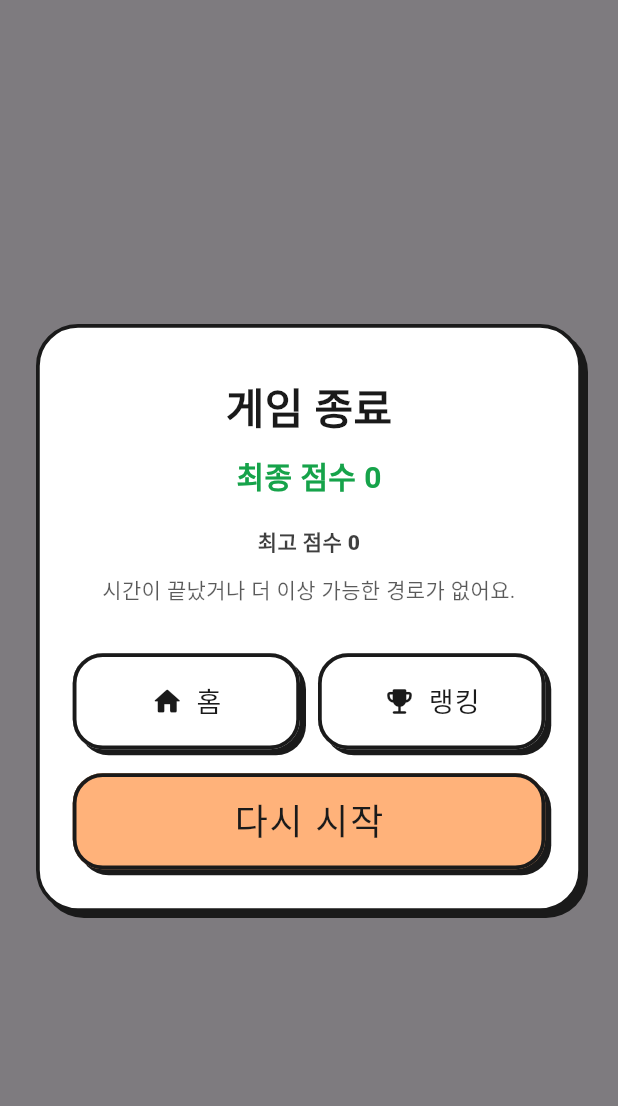
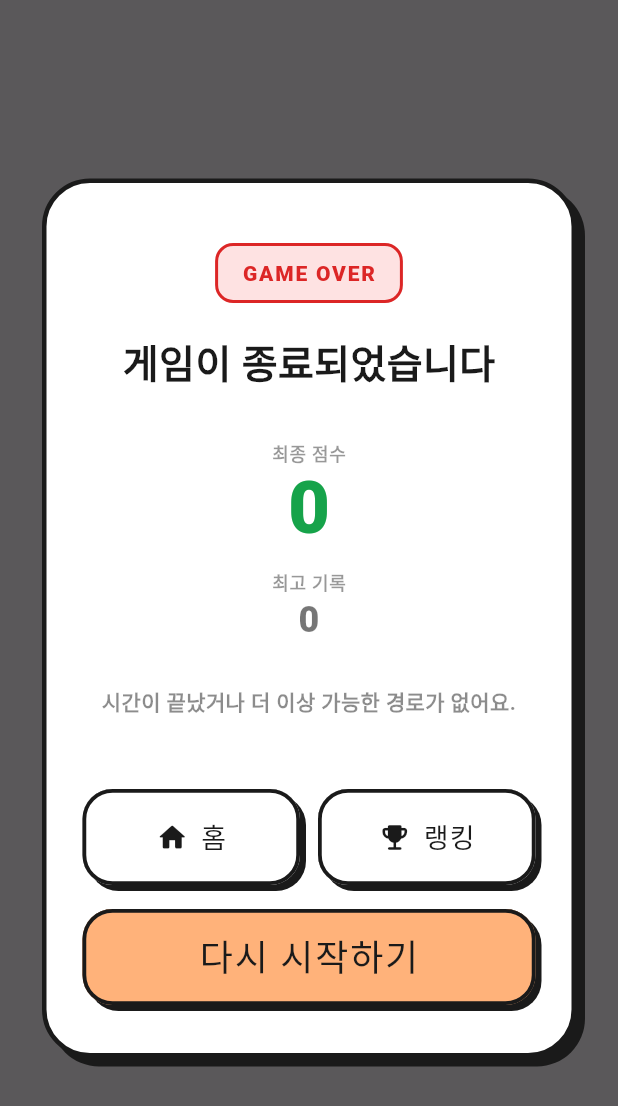
Before and after one commit to XuTuX/HexTrace, a Flutter app: the GameOverOverlay widget shown alone on an empty page, opened directly with empty values, on a phone screen of 412 x 824 dp. Shown: the top 1106 px of the screen. Run offline on Flutter 3.47's test engine with Material 3 defaults, Android fonts, the phone set to English and light mode, and no system bars; our stand-ins replace flutter_dotenv, get, google_fonts, google_mobile_ads, google_sign_in, shared_preferences and 2 more; accounts and stored records are empty.

Commit message:
거의 최종

```diff
--- a/lib/src/game/game_controller.dart
+++ b/lib/src/game/game_controller.dart
@@ -59,7 +59,7 @@ class HexGameController extends ChangeNotifier {
   HexGameController({
     this.rows = 7,
     this.cols = 6,
-    this.colorBarSize = 11,
+    this.colorBarSize = 10,
     this.startingSeconds = 60,
     Random? random,
   }) : _random = random ?? Random() {
--- a/lib/src/ui/hex_puzzle_page.dart
+++ b/lib/src/ui/hex_puzzle_page.dart
@@ -9,7 +9,6 @@ import '../../screens/ranking_screen.dart';
 import '../game/game_controller.dart';
 import '../game/hex_board_view.dart';
 import '../../widgets/home_screen/background_painter.dart';
-import '../../widgets/home_screen/home_components.dart';
 import 'widgets/game_hud.dart';
 import 'widgets/game_over_overlay.dart';
 
@@ -73,16 +72,7 @@ class _HexPuzzlePageState extends State<HexPuzzlePage> {
                             child: HexBoardView(controller: _controller),
                           ),
                         ),
-                        Padding(
-                          padding: const EdgeInsets.fromLTRB(16, 10, 16, 18),
-                          child: SizedBox(
-                            width: double.infinity,
-                            child: PrimaryButton(
-                              label: '새 게임',
-                              onPressed: _restartGame,
-                            ),
-                          ),
-                        ),
+
                       ],
                     ),
                   if (_controller.isGameOver)
--- a/lib/src/ui/widgets/game_over_overlay.dart
+++ b/lib/src/ui/widgets/game_over_overlay.dart
@@ -24,66 +24,84 @@ class GameOverOverlay extends StatelessWidget {
   @override
   Widget build(BuildContext context) {
     return ColoredBox(
-      color: charcoalBlack.withValues(alpha: 0.56),
+      color: charcoalBlack.withValues(alpha: 0.72),
       child: Center(
         child: Padding(
-          padding: const EdgeInsets.all(24),
+          padding: const EdgeInsets.all(28),
           child: Container(
             decoration: BoxDecoration(
               color: Colors.white,
-              borderRadius: BorderRadius.circular(28),
-              border: Border.all(color: charcoalBlack, width: 2.5),
+              borderRadius: BorderRadius.circular(32),
+              border: Border.all(color: charcoalBlack, width: 3),
               boxShadow: const [
                 BoxShadow(
                   color: charcoalBlack,
-                  offset: Offset(4, 4),
+                  offset: Offset(6, 6),
                   blurRadius: 0,
                 ),
               ],
             ),
-            child: Padding(
-              padding: const EdgeInsets.fromLTRB(22, 32, 22, 26),
+            child: SingleChildScrollView(
+              padding: const EdgeInsets.fromLTRB(24, 40, 24, 32),
               child: Column(
                 mainAxisSize: MainAxisSize.min,
                 children: [
+                  Container(
+                    padding: const EdgeInsets.symmetric(horizontal: 16, vertical: 8),
+                    decoration: BoxDecoration(
+                      color: const Color(0xFFFEE2E2),
+                      borderRadius: BorderRadius.circular(12),
+                      border: Border.all(color: const Color(0xFFDC2626), width: 2),
+                    ),
+                    child: const Text(
+                      'GAME OVER',
+                      style: TextStyle(
+                        fontSize: 14,
+                        fontWeight: FontWeight.w900,
+                        color: Color(0xFFDC2626),
+                        letterSpacing: 1.2,
+                      ),
+                    ),
+                  ),
+                  const SizedBox(height: 20),
                   const Text(
-                    '게임 종료',
+                    '게임이 종료되었습니다',
                     style: TextStyle(
-                      fontSize: 28,
+                      fontSize: 26,
                       fontWeight: FontWeight.w900,
                       color: charcoalBlack,
                     ),
                   ),
-                  const SizedBox(height: 10),
-                  Text(
-                    '최종 점수 $score',
-                    style: const TextStyle(
-                      fontSize: 20,
-                      fontWeight: FontWeight.w700,
-                      color: Color(0xFF16A34A),
-                    ),
+                  const SizedBox(height: 32),
+                  Row(
+                    mainAxisAlignment: MainAxisAlignment.center,
+                    children: [
+                      _ScoreDisplay(
+                        label: '최종 점수',
+                        score: score,
+                        color: const Color(0xFF16A34A),
+                        isLarge: true,
+                      ),
+                    ],
                   ),
-                  const SizedBox(height: 18),
-                  Text(
-                    isNewHighScore ? '새 최고 기록!' : '최고 점수 $bestScore',
-                    textAlign: TextAlign.center,
-                    style: TextStyle(
-                      color: isNewHighScore
-                          ? const Color(0xFFDC2626)
-                          : charcoalBlack.withValues(alpha: 0.84),
-                      fontWeight: FontWeight.w800,
-                    ),
+                  const SizedBox(height: 16),
+                  _ScoreDisplay(
+                    label: '최고 기록',
+                    score: bestScore,
+                    color: charcoalBlack.withValues(alpha: 0.6),
+                    isNew: isNewHighScore,
                   ),
-                  const SizedBox(height: 12),
+                  const SizedBox(height: 32),
                   Text(
                     '시간이 끝났거나 더 이상 가능한 경로가 없어요.',
                     textAlign: TextAlign.center,
                     style: TextStyle(
-                      color: charcoalBlack.withValues(alpha: 0.72),
-                      height: 1.35,
+                      color: charcoalBlack.withValues(alpha: 0.5),
+                      fontWeight: FontWeight.w600,
+                      fontSize: 14,
                     ),
                   ),
-                  const SizedBox(height: 32),
+                  const SizedBox(height: 48),
                   Row(
                     children: [
                       Expanded(
@@ -105,7 +123,7 @@ class GameOverOverlay extends StatelessWidget {
                   ),
                   const SizedBox(height: 16),
                   PrimaryButton(
-                    label: '다시 시작',
+                    label: '다시 시작하기',
                     onPressed: onRestart,
                   ),
                 ],
@@ -117,3 +135,69 @@ class GameOverOverlay extends StatelessWidget {
     );
   }
 }
+
+class _ScoreDisplay extends StatelessWidget {
+  const _ScoreDisplay({
+    required this.label,
+    required this.score,
+    required this.color,
+    this.isLarge = false,
+    this.isNew = false,
+  });
+
+  final String label;
+  final int score;
+  final Color color;
+  final bool isLarge;
+  final bool isNew;
+
+  @override
+  Widget build(BuildContext context) {
+    return Column(
+      children: [
+        Text(
+          label,
+          style: TextStyle(
+            fontSize: 12,
+            fontWeight: FontWeight.w800,
+            color: charcoalBlack.withValues(alpha: 0.45),
+            letterSpacing: 0.5,
+          ),
+        ),
+        const SizedBox(height: 4),
+        Row(
+          mainAxisSize: MainAxisSize.min,
+          children: [
+            Text(
+              '$score',
+              style: TextStyle(
+                fontSize: isLarge ? 48 : 24,
+                fontWeight: FontWeight.w900,
+                color: isNew ? const Color(0xFFDC2626) : color,
+                height: 1,
+              ),
+            ),
+            if (isNew) ...[
+              const SizedBox(width: 8),
+              Container(
+                padding: const EdgeInsets.symmetric(horizontal: 6, vertical: 2),
+                decoration: BoxDecoration(
+                  color: const Color(0xFFDC2626),
+                  borderRadius: BorderRadius.circular(4),
+                ),
+                child: const Text(
+                  'NEW',
+                  style: TextStyle(
+                    color: Colors.white,
+                    fontSize: 10,
+                    fontWeight: FontWeight.w900,
+                  ),
+                ),
+              ),
+            ],
+          ],
+        ),
+      ],
+    );
+  }
+}
```
Also changed, not shown: lib/src/ui/widgets/game_hud.dart (indentation only).
